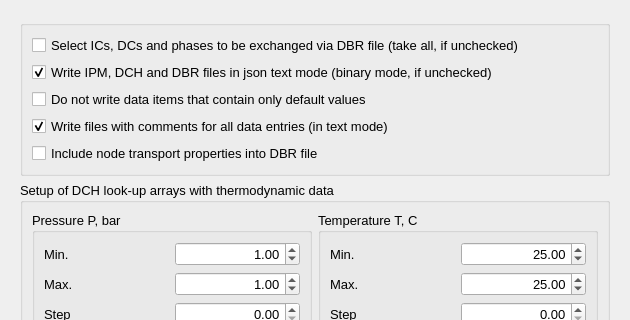
This is GUI/Dialogs4/LookupDialog4.ui in gemshub/GEMSGUI as Qt 5 draws it before an edit; both pictures show x 0 to 630 and y 0 to 320 of the 630 by 580 pixel window. The edited form follows.
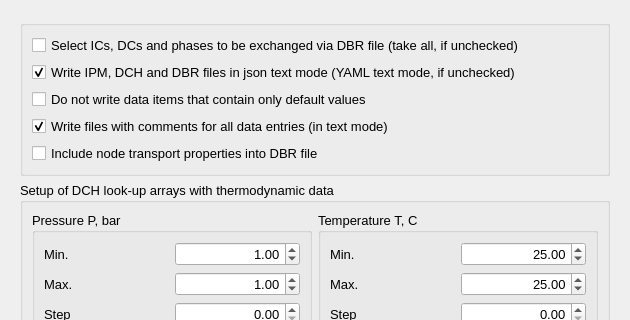
This is the edited form.

Commit message: added yaml output mode instead binary mode, bugfix in model header

```diff
--- a/GUI/Dialogs4/LookupDialog4.ui
+++ b/GUI/Dialogs4/LookupDialog4.ui
@@ -48,7 +48,7 @@
           <item>
            <widget class="QCheckBox" name="chMode">
             <property name="text">
-             <string>Write IPM, DCH and DBR files in json text mode (binary mode, if unchecked)</string>
+             <string>Write IPM, DCH and DBR files in json text mode (YAML text mode, if unchecked)</string>
             </property>
             <property name="checked">
              <bool>true</bool>
```
The commit also changes 7 other files.
